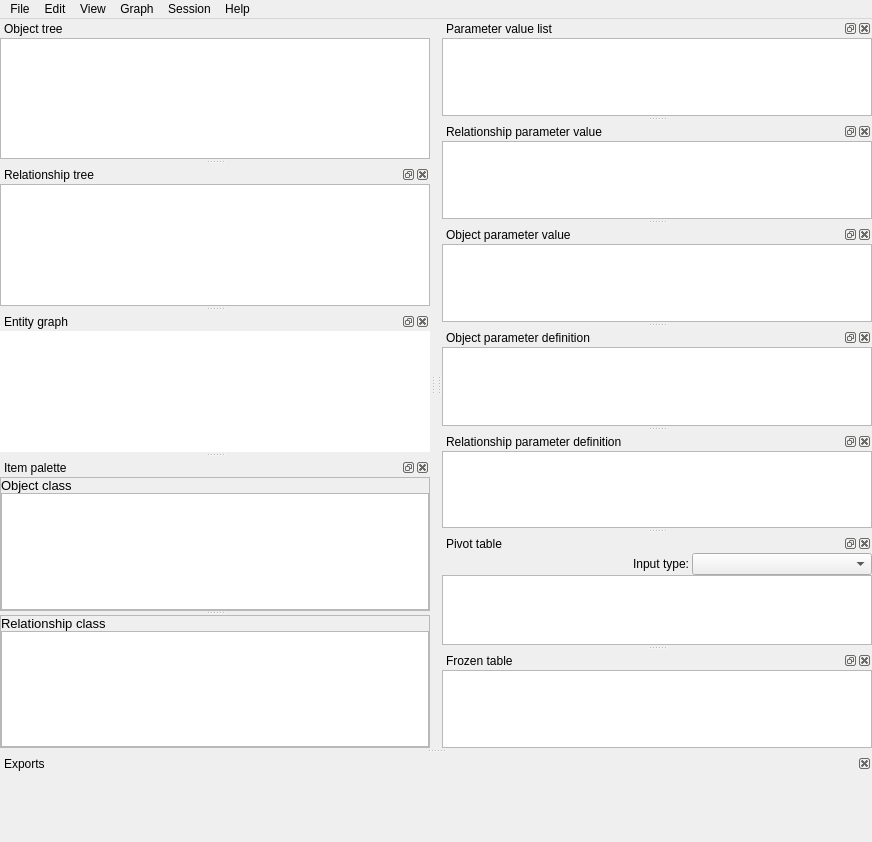
Qt form spinetoolbox/data_store_form/ui/data_store_window.ui (spine-tools/Spine-Toolbox) before a commit.
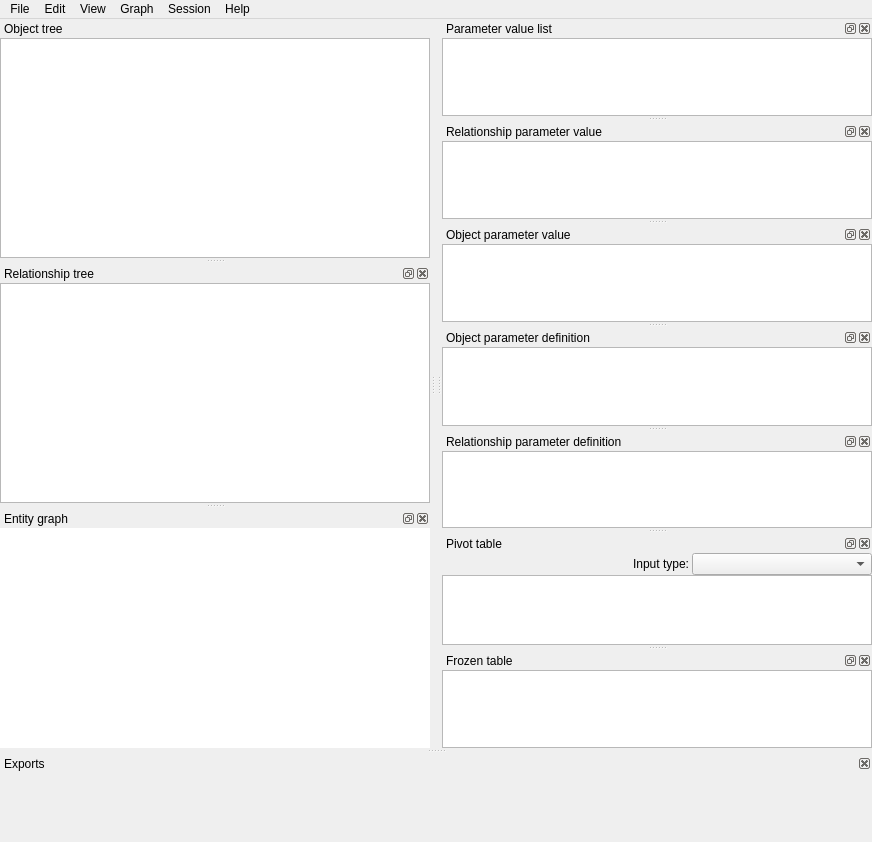
The same form after that commit. Icons and pictures are not drawn. Custom widgets are drawn as their Qt base class.

Commit message:
Refactor context menus in entity graph, plus remove Item Palette
Re #706

The graph view was the last one remaining using the 'old' context
menu style.

I also got rid of the Item Palette as I plan to change it for
something better in upcoming commits.

```diff
--- a/spinetoolbox/data_store_form/ui/data_store_window.ui
+++ b/spinetoolbox/data_store_form/ui/data_store_window.ui
@@ -657,251 +657,6 @@
     </layout>
    </widget>
   </widget>
-  <widget class="QDockWidget" name="dockWidget_item_palette">
-   <property name="windowTitle">
-    <string>Item palette</string>
-   </property>
-   <attribute name="dockWidgetArea">
-    <number>1</number>
-   </attribute>
-   <widget class="QWidget" name="dockWidgetContents_9">
-    <layout class="QVBoxLayout" name="verticalLayout_12">
-     <property name="spacing">
-      <number>0</number>
-     </property>
-     <property name="leftMargin">
-      <number>0</number>
-     </property>
-     <property name="topMargin">
-      <number>0</number>
-     </property>
-     <property name="rightMargin">
-      <number>0</number>
-     </property>
-     <property name="bottomMargin">
-      <number>0</number>
-     </property>
-     <item>
-      <widget class="QSplitter" name="splitter_object_relationship_class">
-       <property name="orientation">
-        <enum>Qt::Vertical</enum>
-       </property>
-       <widget class="QFrame" name="frame">
-        <property name="frameShape">
-         <enum>QFrame::StyledPanel</enum>
-        </property>
-        <property name="frameShadow">
-         <enum>QFrame::Raised</enum>
-        </property>
-        <layout class="QVBoxLayout" name="verticalLayout_9">
-         <property name="spacing">
-          <number>0</number>
-         </property>
-         <property name="leftMargin">
-          <number>0</number>
-         </property>
-         <property name="topMargin">
-          <number>0</number>
-         </property>
-         <property name="rightMargin">
-          <number>0</number>
-         </property>
-         <property name="bottomMargin">
-          <number>0</number>
-         </property>
-         <item>
-          <widget class="QLabel" name="label">
-           <property name="font">
-            <font>
-             <pointsize>10</pointsize>
-            </font>
-           </property>
-           <property name="frameShadow">
-            <enum>QFrame::Sunken</enum>
-           </property>
-           <property name="text">
-            <string>Object class</string>
-           </property>
-          </widget>
-         </item>
-         <item>
-          <widget class="DragListView" name="listView_object_class">
-           <property name="minimumSize">
-            <size>
-             <width>0</width>
-             <height>0</height>
-            </size>
-           </property>
-           <property name="font">
-            <font>
-             <pointsize>10</pointsize>
-            </font>
-           </property>
-           <property name="mouseTracking">
-            <bool>true</bool>
-           </property>
-           <property name="sizeAdjustPolicy">
-            <enum>QAbstractScrollArea::AdjustIgnored</enum>
-           </property>
-           <property name="editTriggers">
-            <set>QAbstractItemView::NoEditTriggers</set>
-           </property>
-           <property name="showDropIndicator" stdset="0">
-            <bool>false</bool>
-           </property>
-           <property name="dragEnabled">
-            <bool>false</bool>
-           </property>
-           <property name="dragDropMode">
-            <enum>QAbstractItemView::NoDragDrop</enum>
-           </property>
-           <property name="defaultDropAction">
-            <enum>Qt::CopyAction</enum>
-           </property>
-           <property name="iconSize">
-            <size>
-             <width>24</width>
-             <height>24</height>
-            </size>
-           </property>
-           <property name="textElideMode">
-            <enum>Qt::ElideRight</enum>
-           </property>
-           <property name="movement">
-            <enum>QListView::Static</enum>
-           </property>
-           <property name="flow">
-            <enum>QListView::LeftToRight</enum>
-           </property>
-           <property name="isWrapping" stdset="0">
-            <bool>true</bool>
-           </property>
-           <property name="resizeMode">
-            <enum>QListView::Adjust</enum>
-           </property>
-           <property name="gridSize">
-            <size>
-             <width>96</width>
-             <height>48</height>
-            </size>
-           </property>
-           <property name="viewMode">
-            <enum>QListView::IconMode</enum>
-           </property>
-           <property name="uniformItemSizes">
-            <bool>false</bool>
-           </property>
-           <property name="wordWrap">
-            <bool>true</bool>
-           </property>
-           <property name="selectionRectVisible">
-            <bool>true</bool>
-           </property>
-          </widget>
-         </item>
-        </layout>
-       </widget>
-       <widget class="QFrame" name="frame_2">
-        <property name="frameShape">
-         <enum>QFrame::StyledPanel</enum>
-        </property>
-        <property name="frameShadow">
-         <enum>QFrame::Raised</enum>
-        </property>
-        <layout class="QVBoxLayout" name="verticalLayout_11">
-         <property name="spacing">
-          <number>0</number>
-         </property>
-         <property name="leftMargin">
-          <number>0</number>
-         </property>
-         <property name="topMargin">
-          <number>0</number>
-         </property>
-         <property name="rightMargin">
-          <number>0</number>
-         </property>
-         <property name="bottomMargin">
-          <number>0</number>
-         </property>
-         <item>
-          <widget class="QLabel" name="label_2">
-           <property name="font">
-            <font>
-             <pointsize>10</pointsize>
-             <weight>50</weight>
-             <bold>false</bold>
-            </font>
-           </property>
-           <property name="text">
-            <string>Relationship class</string>
-           </property>
-          </widget>
-         </item>
-         <item>
-          <widget class="DragListView" name="listView_relationship_class">
-           <property name="font">
-            <font>
-             <pointsize>10</pointsize>
-            </font>
-           </property>
-           <property name="editTriggers">
-            <set>QAbstractItemView::NoEditTriggers</set>
-           </property>
-           <property name="showDropIndicator" stdset="0">
-            <bool>false</bool>
-           </property>
-           <property name="dragEnabled">
-            <bool>false</bool>
-           </property>
-           <property name="dragDropMode">
-            <enum>QAbstractItemView::NoDragDrop</enum>
-           </property>
-           <property name="iconSize">
-            <size>
-             <width>24</width>
-             <height>24</height>
-            </size>
-           </property>
-           <property name="textElideMode">
-            <enum>Qt::ElideMiddle</enum>
-           </property>
-           <property name="movement">
-            <enum>QListView::Static</enum>
-           </property>
-           <property name="flow">
-            <enum>QListView::LeftToRight</enum>
-           </property>
-           <property name="isWrapping" stdset="0">
-            <bool>true</bool>
-           </property>
-           <property name="resizeMode">
-            <enum>QListView::Adjust</enum>
-           </property>
-           <property name="gridSize">
-            <size>
-             <width>96</width>
-             <height>48</height>
-            </size>
-           </property>
-           <property name="viewMode">
-            <enum>QListView::IconMode</enum>
-           </property>
-           <property name="uniformItemSizes">
-            <bool>false</bool>
-           </property>
-           <property name="wordWrap">
-            <bool>true</bool>
-           </property>
-          </widget>
-         </item>
-        </layout>
-       </widget>
-      </widget>
-     </item>
-    </layout>
-   </widget>
-  </widget>
   <widget class="QDockWidget" name="dockWidget_pivot_table">
    <property name="windowTitle">
     <string>Pivot table</string>
@@ -1377,12 +1132,7 @@
   <customwidget>
    <class>EntityQGraphicsView</class>
    <extends>QGraphicsView</extends>
-   <header>spinetoolbox/widgets/custom_qgraphicsviews.h</header>
-  </customwidget>
-  <customwidget>
-   <class>DragListView</class>
-   <extends>QListView</extends>
-   <header>spinetoolbox/widgets/custom_qlistview.h</header>
+   <header>spinetoolbox/data_store_form/widgets/custom_qgraphicsviews.h</header>
   </customwidget>
   <customwidget>
    <class>ObjectTreeView</class>
```
Left out of the diff: 8 changed lines with no effect on the pictures. The commit also changes 10 other files.
